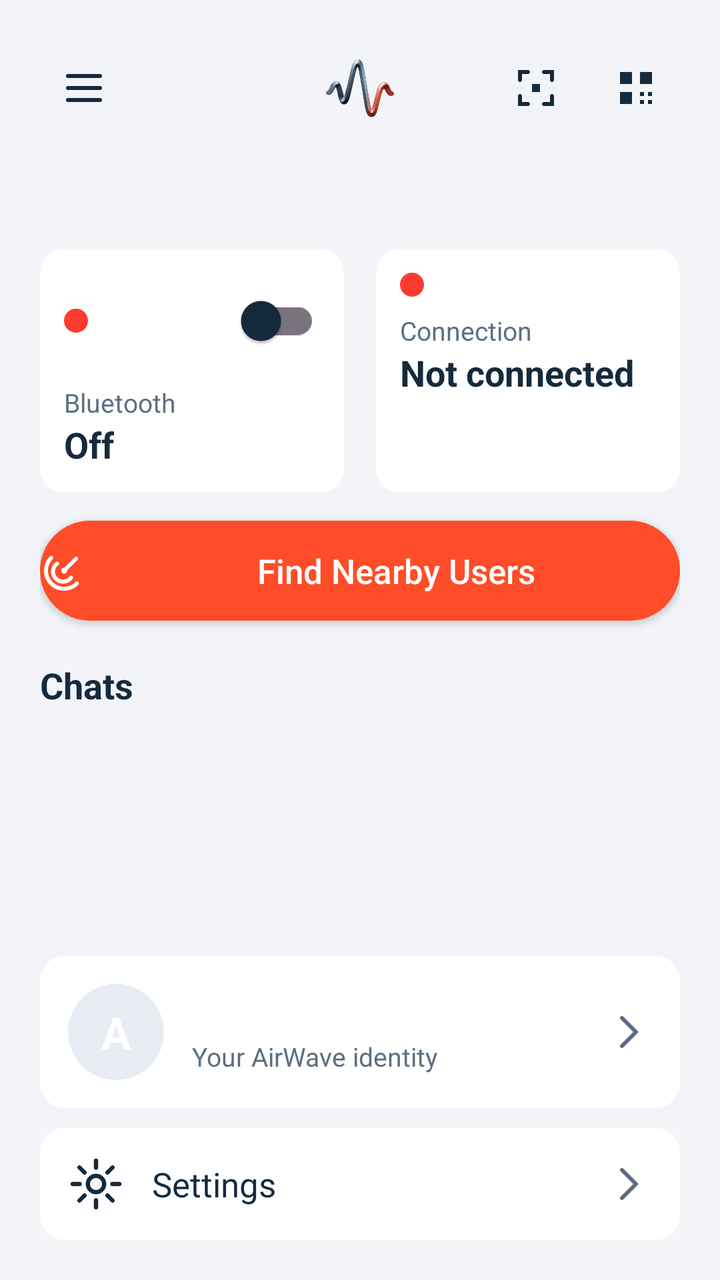
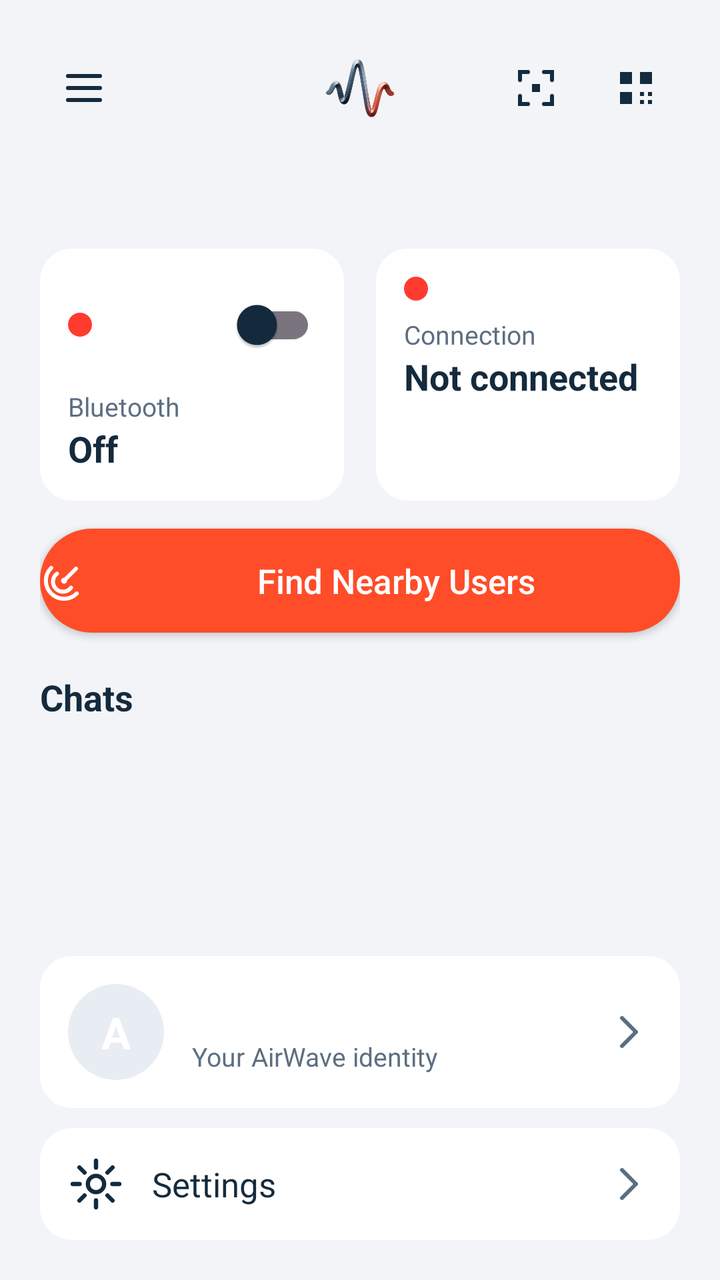

Compare the two renders of this Android layout. The source of the first and the diff that turns it into the second are given below.
<!-- AndroidManifest.xml: application theme Theme.AirWave -->
<!-- res/layout/activity_main.xml -->
<?xml version="1.0" encoding="utf-8"?>
<androidx.drawerlayout.widget.DrawerLayout xmlns:android="http://schemas.android.com/apk/res/android"
    android:id="@+id/drawerLayout"
    android:layout_width="match_parent"
    android:layout_height="match_parent">

    
    <LinearLayout
        android:layout_width="match_parent"
        android:layout_height="match_parent"
        android:orientation="vertical"
        android:padding="20dp">

        
        <FrameLayout
            android:layout_width="match_parent"
            android:layout_height="48dp">

            <ImageButton
                android:id="@+id/menuButton"
                android:layout_width="44dp"
                android:layout_height="44dp"
                android:layout_gravity="start|center_vertical"
                android:background="?attr/selectableItemBackgroundBorderless"
                android:contentDescription="@string/drawer_home"
                android:src="@drawable/ic_menu" />

            <ImageView
                android:layout_width="wrap_content"
                android:layout_height="30dp"
                android:layout_gravity="center"
                android:adjustViewBounds="true"
                android:contentDescription="@string/app_name"
                android:src="@drawable/topleftcorner" />

            <ImageButton
                android:id="@+id/qrButton"
                android:layout_width="44dp"
                android:layout_height="44dp"
                android:layout_gravity="end|center_vertical"
                android:background="?attr/selectableItemBackgroundBorderless"
                android:contentDescription="@string/my_qr"
                android:src="@drawable/ic_qr" />

            
            <ImageButton
                android:id="@+id/scanButton"
                android:layout_width="44dp"
                android:layout_height="44dp"
                android:layout_gravity="end|center_vertical"
                android:layout_marginEnd="50dp"
                android:background="?attr/selectableItemBackgroundBorderless"
                android:contentDescription="@string/scan_qr"
                android:src="@drawable/ic_scan" />
        </FrameLayout>

        <TextView
            android:id="@+id/greeting"
            android:layout_width="match_parent"
            android:layout_height="wrap_content"
            android:layout_marginTop="12dp"
            android:textColor="?attr/colorOnSurface"
            android:textSize="24sp"
            android:textStyle="bold" />

        <LinearLayout
            android:layout_width="match_parent"
            android:layout_height="wrap_content"
            android:layout_marginTop="12dp"
            android:orientation="horizontal">

            <LinearLayout
                android:layout_width="0dp"
                android:layout_height="wrap_content"
                android:layout_marginEnd="8dp"
                android:layout_weight="1"
                android:background="@drawable/bg_card"
                android:orientation="vertical"
                android:padding="12dp">

                <LinearLayout
                    android:layout_width="match_parent"
                    android:layout_height="wrap_content"
                    android:gravity="center_vertical"
                    android:orientation="horizontal">

                    <ImageView
                        android:id="@+id/bluetoothDot"
                        android:layout_width="12dp"
                        android:layout_height="12dp"
                        android:src="@drawable/dot_red" />

                    <View
                        android:layout_width="0dp"
                        android:layout_height="1dp"
                        android:layout_weight="1" />

                    <androidx.appcompat.widget.SwitchCompat
                        android:id="@+id/bluetoothToggle"
                        android:layout_width="wrap_content"
                        android:layout_height="wrap_content" />
                </LinearLayout>

                <TextView
                    android:layout_width="wrap_content"
                    android:layout_height="wrap_content"
                    android:layout_marginTop="8dp"
                    android:text="@string/bluetooth"
                    android:textColor="?attr/colorOnSurfaceVariant"
                    android:textSize="13sp" />

                <TextView
                    android:id="@+id/bluetoothState"
                    android:layout_width="wrap_content"
                    android:layout_height="wrap_content"
                    android:text="@string/off"
                    android:textColor="?attr/colorOnSurface"
                    android:textSize="18sp"
                    android:textStyle="bold" />
            </LinearLayout>

            <LinearLayout
                android:layout_width="0dp"
                android:layout_height="match_parent"
                android:layout_marginStart="8dp"
                android:layout_weight="1"
                android:background="@drawable/bg_card"
                android:orientation="vertical"
                android:padding="12dp">

                <ImageView
                    android:id="@+id/connectionDot"
                    android:layout_width="12dp"
                    android:layout_height="12dp"
                    android:src="@drawable/dot_red" />

                <TextView
                    android:layout_width="wrap_content"
                    android:layout_height="wrap_content"
                    android:layout_marginTop="8dp"
                    android:text="@string/connection"
                    android:textColor="?attr/colorOnSurfaceVariant"
                    android:textSize="13sp" />

                <TextView
                    android:id="@+id/connectionState"
                    android:layout_width="wrap_content"
                    android:layout_height="wrap_content"
                    android:text="@string/not_connected"
                    android:textColor="?attr/colorOnSurface"
                    android:textSize="18sp"
                    android:textStyle="bold" />
            </LinearLayout>
        </LinearLayout>

        <Button
            android:id="@+id/findButton"
            android:layout_width="match_parent"
            android:layout_height="50dp"
            android:layout_marginTop="14dp"
            android:background="@drawable/bg_pill"
            android:backgroundTint="@null"
            android:drawableStart="@drawable/ic_radar"
            android:drawablePadding="12dp"
            android:drawableTint="@android:color/white"
            android:text="@string/find_nearby"
            android:textAllCaps="false"
            android:textColor="@android:color/white"
            android:textSize="17sp" />

        <LinearLayout
            android:layout_width="match_parent"
            android:layout_height="wrap_content"
            android:layout_marginTop="20dp"
            android:gravity="center_vertical"
            android:orientation="horizontal">

            <TextView
                android:layout_width="0dp"
                android:layout_height="wrap_content"
                android:layout_weight="1"
                android:text="@string/chats"
                android:textColor="?attr/colorOnSurface"
                android:textSize="18sp"
                android:textStyle="bold" />

            <TextView
                android:id="@+id/chatsBadge"
                android:layout_width="wrap_content"
                android:layout_height="wrap_content"
                android:background="@drawable/bg_badge"
                android:paddingStart="10dp"
                android:paddingTop="4dp"
                android:paddingEnd="10dp"
                android:paddingBottom="4dp"
                android:textColor="@android:color/white"
                android:textSize="12sp"
                android:textStyle="bold"
                android:visibility="gone" />
        </LinearLayout>

        <FrameLayout
            android:layout_width="match_parent"
            android:layout_height="0dp"
            android:layout_marginTop="8dp"
            android:layout_weight="1">

            <ListView
                android:id="@+id/chatsList"
                android:layout_width="match_parent"
                android:layout_height="match_parent"
                android:clipToPadding="false"
                android:divider="@null"
                android:dividerHeight="8dp" />

            <LinearLayout
                android:id="@+id/chatsEmpty"
                android:layout_width="match_parent"
                android:layout_height="match_parent"
                android:gravity="center"
                android:orientation="vertical"
                android:visibility="gone">

                <ImageView
                    android:layout_width="56dp"
                    android:layout_height="56dp"
                    android:src="@drawable/ic_empty_chat"
                    android:tint="?attr/colorOnSurfaceVariant" />

                <TextView
                    android:layout_width="wrap_content"
                    android:layout_height="wrap_content"
                    android:layout_marginTop="8dp"
                    android:text="@string/no_chats"
                    android:textColor="?attr/colorOnSurface"
                    android:textSize="16sp"
                    android:textStyle="bold" />

                <TextView
                    android:layout_width="wrap_content"
                    android:layout_height="wrap_content"
                    android:layout_marginTop="4dp"
                    android:gravity="center"
                    android:paddingStart="32dp"
                    android:paddingEnd="32dp"
                    android:text="@string/no_chats_sub"
                    android:textColor="?attr/colorOnSurfaceVariant"
                    android:textSize="13sp" />
            </LinearLayout>
        </FrameLayout>

        <LinearLayout
            android:id="@+id/identityCard"
            android:layout_width="match_parent"
            android:layout_height="wrap_content"
            android:layout_marginTop="12dp"
            android:background="@drawable/bg_card"
            android:clickable="true"
            android:focusable="true"
            android:gravity="center_vertical"
            android:orientation="horizontal"
            android:padding="14dp">

            <FrameLayout
                android:id="@+id/identityAvatar"
                android:layout_width="48dp"
                android:layout_height="48dp"
                android:background="@drawable/avatar_circle">

                <TextView
                    android:id="@+id/identityInitial"
                    android:layout_width="match_parent"
                    android:layout_height="match_parent"
                    android:gravity="center"
                    android:text="A"
                    android:textColor="@android:color/white"
                    android:textSize="22sp"
                    android:textStyle="bold" />
            </FrameLayout>

            <LinearLayout
                android:layout_width="0dp"
                android:layout_height="wrap_content"
                android:layout_marginStart="14dp"
                android:layout_weight="1"
                android:orientation="vertical">

                <TextView
                    android:id="@+id/identityName"
                    android:layout_width="wrap_content"
                    android:layout_height="wrap_content"
                    android:textColor="?attr/colorOnSurface"
                    android:textSize="17sp"
                    android:textStyle="bold" />

                <TextView
                    android:layout_width="wrap_content"
                    android:layout_height="wrap_content"
                    android:layout_marginTop="2dp"
                    android:text="@string/your_identity"
                    android:textColor="?attr/colorOnSurfaceVariant"
                    android:textSize="13sp" />
            </LinearLayout>

            <ImageView
                android:layout_width="24dp"
                android:layout_height="24dp"
                android:src="@drawable/ic_chevron" />
        </LinearLayout>

        <LinearLayout
            android:id="@+id/settingsCard"
            android:layout_width="match_parent"
            android:layout_height="wrap_content"
            android:layout_marginTop="10dp"
            android:background="@drawable/bg_card"
            android:clickable="true"
            android:focusable="true"
            android:gravity="center_vertical"
            android:orientation="horizontal"
            android:padding="14dp">

            <ImageView
                android:layout_width="28dp"
                android:layout_height="28dp"
                android:src="@drawable/ic_gear" />

            <TextView
                android:layout_width="0dp"
                android:layout_height="wrap_content"
                android:layout_marginStart="14dp"
                android:layout_weight="1"
                android:text="@string/settings"
                android:textColor="?attr/colorOnSurface"
                android:textSize="17sp" />

            <ImageView
                android:layout_width="24dp"
                android:layout_height="24dp"
                android:src="@drawable/ic_chevron" />
        </LinearLayout>
    </LinearLayout>

    
    <ScrollView
        android:layout_width="300dp"
        android:layout_height="match_parent"
        android:layout_gravity="start"
        android:background="?attr/colorSurface">

        <LinearLayout
            android:layout_width="match_parent"
            android:layout_height="wrap_content"
            android:orientation="vertical">

            <LinearLayout
                android:layout_width="match_parent"
                android:layout_height="wrap_content"
                android:orientation="vertical"
                android:padding="20dp">

                <FrameLayout
                    android:id="@+id/drawerAvatar"
                    android:layout_width="64dp"
                    android:layout_height="64dp"
                    android:background="@drawable/avatar_circle">

                    <TextView
                        android:id="@+id/drawerInitial"
                        android:layout_width="match_parent"
                        android:layout_height="match_parent"
                        android:gravity="center"
                        android:text="A"
                        android:textColor="@android:color/white"
                        android:textSize="26sp"
                        android:textStyle="bold" />
                </FrameLayout>

                <TextView
                    android:id="@+id/drawerName"
                    android:layout_width="wrap_content"
                    android:layout_height="wrap_content"
                    android:layout_marginTop="12dp"
                    android:textColor="?attr/colorOnSurface"
                    android:textSize="18sp"
                    android:textStyle="bold" />

                <TextView
                    android:layout_width="wrap_content"
                    android:layout_height="wrap_content"
                    android:layout_marginTop="2dp"
                    android:text="@string/session_offline"
                    android:textColor="?attr/colorOnSurfaceVariant"
                    android:textSize="13sp" />
            </LinearLayout>

            <View
                android:layout_width="match_parent"
                android:layout_height="1dp"
                android:background="?attr/colorSurfaceVariant" />

            <LinearLayout
                android:id="@+id/navHome"
                android:layout_width="match_parent"
                android:layout_height="wrap_content"
                android:background="?attr/selectableItemBackground"
                android:clickable="true"
                android:focusable="true"
                android:gravity="center_vertical"
                android:orientation="horizontal"
                android:padding="16dp">

                <ImageView
                    android:layout_width="24dp"
                    android:layout_height="24dp"
                    android:src="@drawable/ic_home" />

                <TextView
                    android:layout_width="wrap_content"
                    android:layout_height="wrap_content"
                    android:layout_marginStart="16dp"
                    android:text="@string/drawer_home"
                    android:textColor="?attr/colorOnSurface"
                    android:textSize="16sp" />
            </LinearLayout>

            <LinearLayout
                android:id="@+id/navNearby"
                android:layout_width="match_parent"
                android:layout_height="wrap_content"
                android:background="?attr/selectableItemBackground"
                android:clickable="true"
                android:focusable="true"
                android:gravity="center_vertical"
                android:orientation="horizontal"
                android:padding="16dp">

                <ImageView
                    android:layout_width="24dp"
                    android:layout_height="24dp"
                    android:src="@drawable/ic_radar" />

                <TextView
                    android:layout_width="wrap_content"
                    android:layout_height="wrap_content"
                    android:layout_marginStart="16dp"
                    android:text="@string/drawer_nearby"
                    android:textColor="?attr/colorOnSurface"
                    android:textSize="16sp" />
            </LinearLayout>

            <LinearLayout
                android:id="@+id/navScanQr"
                android:layout_width="match_parent"
                android:layout_height="wrap_content"
                android:background="?attr/selectableItemBackground"
                android:clickable="true"
                android:focusable="true"
                android:gravity="center_vertical"
                android:orientation="horizontal"
                android:padding="16dp">

                <ImageView
                    android:layout_width="24dp"
                    android:layout_height="24dp"
                    android:src="@drawable/ic_scan" />

                <TextView
                    android:layout_width="wrap_content"
                    android:layout_height="wrap_content"
                    android:layout_marginStart="16dp"
                    android:text="@string/drawer_scan_qr"
                    android:textColor="?attr/colorOnSurface"
                    android:textSize="16sp" />
            </LinearLayout>

            <LinearLayout
                android:id="@+id/navIdentity"
                android:layout_width="match_parent"
                android:layout_height="wrap_content"
                android:background="?attr/selectableItemBackground"
                android:clickable="true"
                android:focusable="true"
                android:gravity="center_vertical"
                android:orientation="horizontal"
                android:padding="16dp">

                <ImageView
                    android:layout_width="24dp"
                    android:layout_height="24dp"
                    android:src="@drawable/ic_person" />

                <TextView
                    android:layout_width="wrap_content"
                    android:layout_height="wrap_content"
                    android:layout_marginStart="16dp"
                    android:text="@string/drawer_identity"
                    android:textColor="?attr/colorOnSurface"
                    android:textSize="16sp" />
            </LinearLayout>

            <LinearLayout
                android:id="@+id/navMyQr"
                android:layout_width="match_parent"
                android:layout_height="wrap_content"
                android:background="?attr/selectableItemBackground"
                android:clickable="true"
                android:focusable="true"
                android:gravity="center_vertical"
                android:orientation="horizontal"
                android:padding="16dp">

                <ImageView
                    android:layout_width="24dp"
                    android:layout_height="24dp"
                    android:src="@drawable/ic_qr" />

                <TextView
                    android:layout_width="wrap_content"
                    android:layout_height="wrap_content"
                    android:layout_marginStart="16dp"
                    android:text="@string/drawer_my_qr"
                    android:textColor="?attr/colorOnSurface"
                    android:textSize="16sp" />
            </LinearLayout>

            <LinearLayout
                android:id="@+id/navSettings"
                android:layout_width="match_parent"
                android:layout_height="wrap_content"
                android:background="?attr/selectableItemBackground"
                android:clickable="true"
                android:focusable="true"
                android:gravity="center_vertical"
                android:orientation="horizontal"
                android:padding="16dp">

                <ImageView
                    android:layout_width="24dp"
                    android:layout_height="24dp"
                    android:src="@drawable/ic_gear" />

                <TextView
                    android:layout_width="wrap_content"
                    android:layout_height="wrap_content"
                    android:layout_marginStart="16dp"
                    android:text="@string/drawer_settings"
                    android:textColor="?attr/colorOnSurface"
                    android:textSize="16sp" />
            </LinearLayout>

            <LinearLayout
                android:id="@+id/navAbout"
                android:layout_width="match_parent"
                android:layout_height="wrap_content"
                android:background="?attr/selectableItemBackground"
                android:clickable="true"
                android:focusable="true"
                android:gravity="center_vertical"
                android:orientation="horizontal"
                android:padding="16dp">

                <ImageView
                    android:layout_width="24dp"
                    android:layout_height="24dp"
                    android:src="@drawable/ic_info" />

                <TextView
                    android:layout_width="wrap_content"
                    android:layout_height="wrap_content"
                    android:layout_marginStart="16dp"
                    android:text="@string/drawer_about"
                    android:textColor="?attr/colorOnSurface"
                    android:textSize="16sp" />
            </LinearLayout>

            
            <LinearLayout
                android:id="@+id/navHistory"
                android:layout_width="match_parent"
                android:layout_height="wrap_content"
                android:background="?attr/selectableItemBackground"
                android:clickable="true"
                android:focusable="true"
                android:gravity="center_vertical"
                android:orientation="horizontal"
                android:padding="16dp">

                <ImageView
                    android:layout_width="24dp"
                    android:layout_height="24dp"
                    android:src="@drawable/ic_history" />

                <TextView
                    android:layout_width="wrap_content"
                    android:layout_height="wrap_content"
                    android:layout_marginStart="16dp"
                    android:text="@string/history"
                    android:textColor="?attr/colorOnSurface"
                    android:textSize="16sp" />
            </LinearLayout>

            <View
                android:layout_width="match_parent"
                android:layout_height="24dp" />
        </LinearLayout>
    </ScrollView>
</androidx.drawerlayout.widget.DrawerLayout>
<!-- resources referenced by this layout -->
<resources>
  <!-- drawable avatar_circle (drawable) -->
  <?xml version="1.0" encoding="utf-8"?>
  <shape xmlns:android="http://schemas.android.com/apk/res/android" android:shape="oval">
      <solid android:color="?attr/colorSurfaceVariant" />
  </shape>
  <!-- drawable bg_badge (drawable) -->
  <?xml version="1.0" encoding="utf-8"?>
  <shape xmlns:android="http://schemas.android.com/apk/res/android" android:shape="oval">
      <solid android:color="?attr/colorPrimary" />
  </shape>
  <!-- drawable bg_card (drawable) -->
  <?xml version="1.0" encoding="utf-8"?>
  <shape xmlns:android="http://schemas.android.com/apk/res/android" android:shape="rectangle">
      <corners android:radius="12dp" />
      <solid android:color="?attr/colorSurface" />
  </shape>
  <!-- drawable bg_pill (drawable) -->
  <?xml version="1.0" encoding="utf-8"?>
  <shape xmlns:android="http://schemas.android.com/apk/res/android" android:shape="rectangle">
      <corners android:radius="28dp" />
      <solid android:color="?attr/colorPrimary" />
  </shape>
  <!-- drawable dot_red (drawable) -->
  <?xml version="1.0" encoding="utf-8"?>
  <shape xmlns:android="http://schemas.android.com/apk/res/android" android:shape="oval">
      <solid android:color="@color/danger" />
      <size android:width="12dp" android:height="12dp" />
  </shape>
  <!-- drawable ic_menu (drawable) -->
  <vector xmlns:android="http://schemas.android.com/apk/res/android"
      android:width="24dp" android:height="24dp"
      android:viewportWidth="24" android:viewportHeight="24">
      <path
          android:strokeColor="?attr/colorOnSurface"
          android:strokeWidth="2"
          android:strokeLineCap="round"
          android:pathData="M4,6h16 M4,12h16 M4,18h16" />
  </vector>
  <!-- drawable ic_qr (drawable) -->
  <vector xmlns:android="http://schemas.android.com/apk/res/android"
      android:width="24dp" android:height="24dp"
      android:viewportWidth="24" android:viewportHeight="24">
      <path
          android:fillColor="?attr/colorOnSurface"
          android:pathData="M4,4h6v6H4z M14,4h6v6h-6z M4,14h6v6H4z M14,14h2v2h-2z M18,14h2v2h-2z M14,18h2v2h-2z M18,18h2v2h-2z" />
  </vector>
  <string name="app_name">AirWave</string>
  <string name="bluetooth">Bluetooth</string>
  <string name="chats">Chats</string>
  <string name="connection">Connection</string>
  <string name="drawer_about">About</string>
  <string name="drawer_home">Home</string>
  <string name="drawer_identity">Identity</string>
  <string name="drawer_my_qr">My QR</string>
  <string name="drawer_nearby">Nearby</string>
  <string name="drawer_scan_qr">Scan QR</string>
  <string name="drawer_settings">Settings</string>
  <string name="find_nearby">Find Nearby Users</string>
  <string name="history">History</string>
  <string name="my_qr">My AirWave QR</string>
  <string name="no_chats">No chats yet</string>
  <string name="no_chats_sub">Connect with someone nearby to start chatting</string>
  <string name="not_connected">Not connected</string>
  <string name="off">Off</string>
  <string name="scan_qr">Scan QR</string>
  <string name="session_offline">Session · Offline</string>
  <string name="settings">Settings</string>
  <string name="your_identity">Your AirWave identity</string>
  <color name="danger">#FF3B30</color>
  <color name="accent">#FF4C29</color>
  <color name="bg">#F2F4F7</color>
  <color name="card">#FFFFFF</color>
  <color name="text_primary">#152A3D</color>
  <color name="card2">#E8EDF3</color>
  <color name="text_secondary">#5C6F82</color>
  <style name="AirWaveWindowAnim">
          <item name="android:activityOpenEnterAnimation">@anim/slide_in_right</item>
          <item name="android:activityOpenExitAnimation">@anim/slide_out_left</item>
          <item name="android:activityCloseEnterAnimation">@anim/slide_in_left</item>
          <item name="android:activityCloseExitAnimation">@anim/slide_out_right</item>
      </style>
  <!-- unchanged entries left out for length: 11 -->
</resources>

<!-- the commit's change to res/layout/activity_main.xml (unified diff, before → after) -->
@@ -76,7 +76,7 @@
                 android:layout_weight="1"
                 android:background="@drawable/bg_card"
                 android:orientation="vertical"
-                android:padding="12dp">
+                android:padding="14dp">
 
                 <LinearLayout
                     android:layout_width="match_parent"
@@ -126,7 +126,7 @@
                 android:layout_weight="1"
                 android:background="@drawable/bg_card"
                 android:orientation="vertical"
-                android:padding="12dp">
+                android:padding="14dp">
 
                 <ImageView
                     android:id="@+id/connectionDot"
@@ -156,7 +156,7 @@
         <Button
             android:id="@+id/findButton"
             android:layout_width="match_parent"
-            android:layout_height="50dp"
+            android:layout_height="52dp"
             android:layout_marginTop="14dp"
             android:background="@drawable/bg_pill"
             android:backgroundTint="@null"
@@ -188,12 +188,12 @@
                 android:id="@+id/chatsBadge"
                 android:layout_width="wrap_content"
                 android:layout_height="wrap_content"
-                android:background="@drawable/bg_badge"
+                android:background="@drawable/bg_badge_pill"
                 android:paddingStart="10dp"
                 android:paddingTop="4dp"
                 android:paddingEnd="10dp"
                 android:paddingBottom="4dp"
-                android:textColor="@android:color/white"
+                android:textColor="?attr/colorOnPrimary"
                 android:textSize="12sp"
                 android:textStyle="bold"
                 android:visibility="gone" />
@@ -222,8 +222,8 @@
                 android:visibility="gone">
 
                 <ImageView
-                    android:layout_width="56dp"
-                    android:layout_height="56dp"
+                    android:layout_width="64dp"
+                    android:layout_height="64dp"
                     android:src="@drawable/ic_empty_chat"
                     android:tint="?attr/colorOnSurfaceVariant" />
 
<!-- resource entries referenced after the edit -->
@@ -5,21 +5,23 @@
   <shape xmlns:android="http://schemas.android.com/apk/res/android" android:shape="oval">
       <solid android:color="?attr/colorSurfaceVariant" />
   </shape>
-  <!-- drawable bg_badge (drawable) -->
+  <!-- drawable bg_badge_pill (drawable) -->
   <?xml version="1.0" encoding="utf-8"?>
-  <shape xmlns:android="http://schemas.android.com/apk/res/android" android:shape="oval">
+  <shape xmlns:android="http://schemas.android.com/apk/res/android"
+      android:shape="rectangle">
+      <corners android:radius="999dp" />
       <solid android:color="?attr/colorPrimary" />
   </shape>
   <!-- drawable bg_card (drawable) -->
   <?xml version="1.0" encoding="utf-8"?>
   <shape xmlns:android="http://schemas.android.com/apk/res/android" android:shape="rectangle">
-      <corners android:radius="12dp" />
+      <corners android:radius="16dp" />
       <solid android:color="?attr/colorSurface" />
   </shape>
   <!-- drawable bg_pill (drawable) -->
   <?xml version="1.0" encoding="utf-8"?>
   <shape xmlns:android="http://schemas.android.com/apk/res/android" android:shape="rectangle">
-      <corners android:radius="28dp" />
+      <corners android:radius="999dp" />
       <solid android:color="?attr/colorPrimary" />
   </shape>
   <!-- drawable dot_red (drawable) -->
